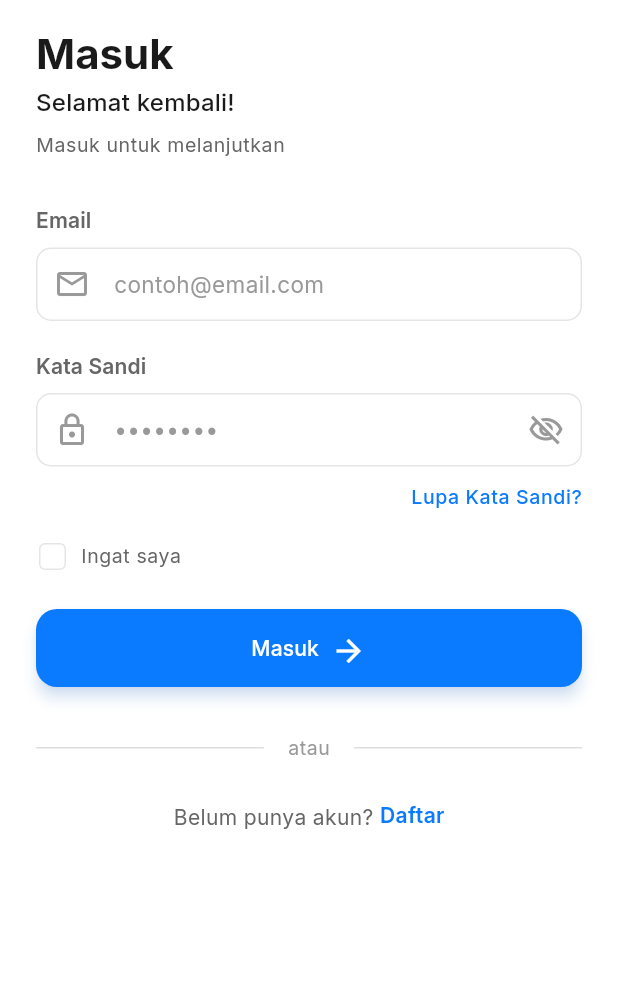
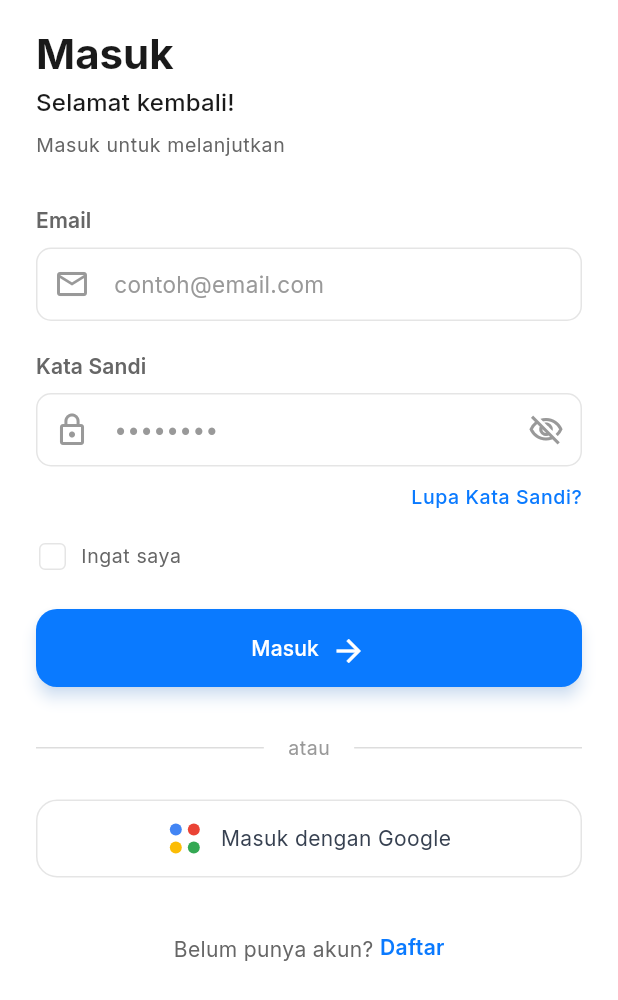
Before and after one commit to bacoti/orgamind, a Flutter app: the screen it shows after launch, on a phone screen of 412 x 824 dp. Shown: the top 1000 px of the screen. Run offline on Flutter 3.47's test engine with Material 3 defaults, Android fonts, the phone set to English and light mode, and no system bars; our stand-ins replace google_fonts, shared_preferences; accounts and stored records are empty.

Commit message:
feat: Add Google sign-in button to Login screen

```diff
--- a/lib/screens/login_screen.dart
+++ b/lib/screens/login_screen.dart
@@ -396,6 +396,98 @@ class _LoginScreenState extends State<LoginScreen> {
 
               const SizedBox(height: 26),
 
+              // Google Button
+              SizedBox(
+                width: double.infinity,
+                height: 52,
+                child: OutlinedButton(
+                  onPressed: () {
+                    // TODO: Implement Google sign in
+                  },
+                  style: OutlinedButton.styleFrom(
+                    side: const BorderSide(
+                      color: Color(0xFFE5E5E5),
+                      width: 1,
+                    ),
+                    shape: RoundedRectangleBorder(
+                      borderRadius: BorderRadius.circular(14),
+                    ),
+                    padding: const EdgeInsets.symmetric(vertical: 14),
+                  ),
+                  child: Row(
+                    mainAxisAlignment: MainAxisAlignment.center,
+                    children: [
+                      // Google logo - simplified representation
+                      Container(
+                        width: 24,
+                        height: 24,
+                        child: Stack(
+                          children: [
+                            Positioned(
+                              top: 2,
+                              left: 2,
+                              child: Container(
+                                width: 8,
+                                height: 8,
+                                decoration: const BoxDecoration(
+                                  color: Color(0xFF4285F4), // Google Blue
+                                  shape: BoxShape.circle,
+                                ),
+                              ),
+                            ),
+                            Positioned(
+                              top: 2,
+                              right: 2,
+                              child: Container(
+                                width: 8,
+                                height: 8,
+                                decoration: const BoxDecoration(
+                                  color: Color(0xFFEA4335), // Google Red
+                                  shape: BoxShape.circle,
+                                ),
+                              ),
+                            ),
+                            Positioned(
+                              bottom: 2,
+                              left: 2,
+                              child: Container(
+                                width: 8,
+                                height: 8,
+                                decoration: const BoxDecoration(
+                                  color: Color(0xFFFBBC05), // Google Yellow
+                                  shape: BoxShape.circle,
+                                ),
+                              ),
+                            ),
+                            Positioned(
+                              bottom: 2,
+                              right: 2,
+                              child: Container(
+                                width: 8,
+                                height: 8,
+                                decoration: const BoxDecoration(
+                                  color: Color(0xFF34A853), // Google Green
+                                  shape: BoxShape.circle,
+                                ),
+                              ),
+                            ),
+                          ],
+                        ),
+                      ),
+                      const SizedBox(width: 12),
+                      Text(
+                        'Masuk dengan Google',
+                        style: Theme.of(context).textTheme.bodyMedium?.copyWith(
+                              color: AppColors.gray700,
+                            ),
+                      ),
+                    ],
+                  ),
+                ),
+              ),
+
+              const SizedBox(height: 36),
+
               // Register Link
               Center(
                 child: RichText(
```
